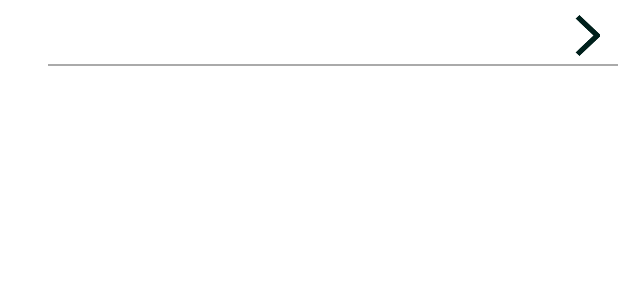
After one commit to NakamuraIssei/ManabaApp, an Android app: the layout unregistered_class_custom_layout.xml on its own in the app's theme, with its tools: preview values and no code run, on a phone screen of 412 x 824 dp. The commit adds this screen. Shown: the top 300 px of the screen. Run offline under Robolectric (Android 15) with nearby library versions, the phone set to English and light mode, and no system bars.

Commit message:
Merge branch 'edit_Scraper'
# Conflicts:
#	.idea/deploymentTargetDropDown.xml
#	app/src/main/java/com/example/ManabaApp/AddTaskCustomDialog.java
#	app/src/main/java/com/example/ManabaApp/ChangeableClassDialog.java
#	app/src/main/java/com/example/ManabaApp/ClassData.java
#	app/src/main/java/com/example/ManabaApp/ClassDataManager.java
#	app/src/main/java/com/example/ManabaApp/ClassGridAdapter.java
#	app/src/main/java/com/example/ManabaApp/DataManager.java
#	app/src/main/java/com/example/ManabaApp/LogInManager.java
#	app/src/main/java/com/example/ManabaApp/LoginActivity.java
#	app/src/main/java/com/example/ManabaApp/LoginDialog.java
#	app/src/main/java/com/example/ManabaApp/MainActivity.java
#	app/src/main/java/com/example/ManabaApp/ManabaScraper.java
#	app/src/main/java/com/example/ManabaApp/NotificationCustomAdapter.java
#	app/src/main/java/com/example/ManabaApp/NotificationReceiver2.java
#	app/src/main/java/com/example/ManabaApp/RegisterClassDialog.java
#	app/src/main/java/com/example/ManabaApp/TaskDataManager.java
#	app/src/main/java/com/example/ManabaApp/UnChangeableClassDialog.java

```diff
--- a/app/src/main/java/com/example/ManabaApp/AddTaskCustomDialog.java
+++ b/app/src/main/java/com/example/ManabaApp/AddTaskCustomDialog.java
@@ -64,8 +64,8 @@ public class AddTaskCustomDialog extends Dialog {
                 Log.d("aaa", deadline + "AddTaskCustomDialog 52");
                 //TaskData context=new TaskData(title2.getText().toString(),1,"hoeghoge",deadline);
                 Log.d("aaa", title2.getText().toString() + "を追加します。AddTaskCustomDialog 54");
-                //ユーザーの手入力の課題IDは一旦"00000"
-                taskDataManager.addTaskData("00000",title2.getText().toString(), deadline, className, taskURL);
+                //ユーザーの手入力の課題IDは一旦0
+                taskDataManager.addTaskData(0L,title2.getText().toString(), deadline, className, taskURL);
                 taskDataManager.sortAllTaskDataList();
                 //TaskData.addTask(context,1);//第二引数はdbに書き込むから1。書き込まないなら0
                 adapter.notifyDataSetChanged();
--- a/app/src/main/java/com/example/ManabaApp/MainActivity.java
+++ b/app/src/main/java/com/example/ManabaApp/MainActivity.java
@@ -76,12 +76,10 @@ public class MainActivity extends AppCompatActivity implements ClassUpdateListen
                         // Viewの初期化やイベントリスナーの設定などの処理を実装
                         ImageButton imageButton = findViewById(R.id.exclamationButton);
                         imageButton.setOnClickListener(v -> {
-                            for(ClassData classData:ClassDataManager.unRegisteredClassDataList){
                                 // ダイアログクラスのインスタンスを作成
-                                EncourageRegistringDialog dialog = new EncourageRegistringDialog(context,classData);//追加課題の画面のインスタンスを生成
+                                EncourageRegistringDialog dialog = new EncourageRegistringDialog(context,ClassDataManager.unRegisteredClassDataList);//追加課題の画面のインスタンスを生成
                                 // ダイアログを表示
                                 dialog.show();//追加課題の画面を表示
-                            }
                         });
 
                         taskRecyclerView = MainActivity.this.findViewById(R.id.sticky_list);//画面上のListViewの情報を変数listViewに設定
--- a/app/src/main/java/com/example/ManabaApp/MyDBHelper.java
+++ b/app/src/main/java/com/example/ManabaApp/MyDBHelper.java
@@ -26,7 +26,7 @@ public class MyDBHelper extends SQLiteOpenHelper {
         db.execSQL(createClassDataTableQuery);
 
         String createTaskDataTableQuery = "CREATE TABLE IF NOT EXISTS TaskData ("
-                + "taskId TEXT PRIMARY KEY,"
+                + "taskId INTEGER PRIMARY KEY,"
                 + "belongedClassName TEXT,"
                 + "taskName TEXT,"
                 + "dueDate TEXT,"
--- a/app/src/main/java/com/example/ManabaApp/TaskData.java
+++ b/app/src/main/java/com/example/ManabaApp/TaskData.java
@@ -9,14 +9,14 @@ import java.util.Comparator;
 
 public class TaskData {
     public int hasSubmitted;//課題が提出済みかのフラグ 未提出なら0、提出済みなら1
-    private final String taskId;
+    private final Long taskId;
     private final String belongedClassName;
     private final String taskName;//課題名、クラス名
     private final LocalDateTime dueDate;//提出締め切り、教室名
     private final ArrayList<LocalDateTime> notificationTiming;//課題の通知時億
     private final String taskURL;//提出締め切り、教室名
 
-    public TaskData(String taskId, String belongedClassName, String taskName, LocalDateTime dueDate, String taskURL, int hasSubmitted){
+    public TaskData(Long taskId, String belongedClassName, String taskName, LocalDateTime dueDate, String taskURL, int hasSubmitted){
         this.taskId = taskId;
         this.belongedClassName = belongedClassName;
         this.taskName = taskName;
@@ -25,7 +25,7 @@ public class TaskData {
         this.notificationTiming=new ArrayList<LocalDateTime>();
         this.hasSubmitted =hasSubmitted;
     }
-    public String getTaskId(){
+    public Long getTaskId(){
         return this.taskId;
     }
     public String getBelongedClassName(){
--- /dev/null
+++ b/app/src/main/res/layout/unregistered_class_custom_layout.xml
@@ -0,0 +1,36 @@
+<RelativeLayout xmlns:android="http://schemas.android.com/apk/res/android"
+    xmlns:app="http://schemas.android.com/apk/res-auto"
+    android:layout_width="match_parent"
+    android:layout_height="wrap_content">
+
+    <ImageButton
+        android:id="@+id/showClassDialogButton"
+        android:layout_width="17dp"
+        android:layout_height="27dp"
+        android:layout_alignParentTop="true"
+        android:layout_alignParentEnd="true"
+        android:layout_marginTop="10dp"
+        android:layout_marginEnd="12dp"
+        android:background="@drawable/allow_icon"
+        android:padding="5dp" />
+
+    <TextView
+        android:id="@+id/classNameText"
+        android:layout_width="wrap_content"
+        android:layout_height="wrap_content"
+        android:layout_centerHorizontal="true"
+        android:layout_toStartOf="@id/showClassDialogButton"
+        android:layout_marginEnd="5dp"
+        android:layout_marginTop="10dp"
+        android:textSize="18sp"
+        android:textColor="#000000"/>
+
+    <View
+        android:id="@+id/separator"
+        android:layout_width="match_parent"
+        android:layout_height="1dp"
+        android:layout_below="@id/classNameText"
+        android:layout_marginTop="8dp"
+        android:layout_marginStart="32dp"
+        android:background="@android:color/darker_gray"/>
+</RelativeLayout>
```
Also changed, not shown: app/src/main/java/com/example/ManabaApp/EncourageRegistringDialog.java (+17 -20 lines), app/src/main/java/com/example/ManabaApp/NotificationCustomDialog.java (+0 -9 lines), app/src/main/java/com/example/ManabaApp/TaskDataManager.java (+17 -34 lines), app/src/main/java/com/example/ManabaApp/UnRegisteredClassAdapter.java (added, +59 -0 lines), app/src/main/res/layout/encourage_registeration_dialog.xml (+18 -23 lines).
